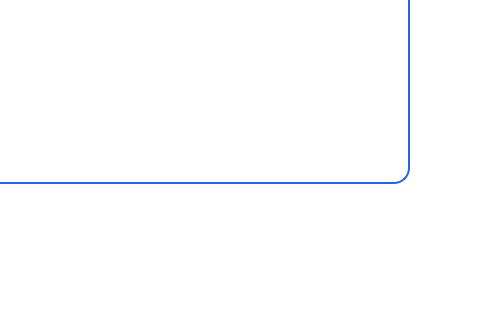
First picture: the form in window/openfilewindow.ui, repository Altafianz/UAS-STRUKDAT, before the edit; both pictures show x 751 to 1231 and y 497 to 817 of the 1231 by 817 pixel window.
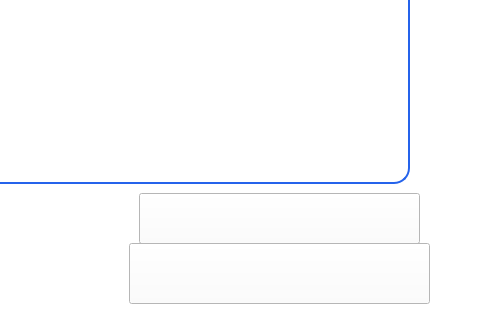
Second picture: the form after the edit. Icons and pictures are not drawn.

Commit message: add sorting file fitur

```diff
--- a/window/openfilewindow.ui
+++ b/window/openfilewindow.ui
@@ -115,6 +115,38 @@
 }</string>
    </property>
   </widget>
+  <widget class="QPushButton" name="sortByNameButton">
+   <property name="geometry">
+    <rect>
+     <x>890</x>
+     <y>690</y>
+     <width>281</width>
+     <height>51</height>
+    </rect>
+   </property>
+   <property name="styleSheet">
+    <string notr="true">image: url(:/openfile_window/Assets/icon/sorting_nama.png);</string>
+   </property>
+   <property name="text">
+    <string/>
+   </property>
+  </widget>
+  <widget class="QPushButton" name="sortByDateButton">
+   <property name="geometry">
+    <rect>
+     <x>880</x>
+     <y>740</y>
+     <width>301</width>
+     <height>61</height>
+    </rect>
+   </property>
+   <property name="styleSheet">
+    <string notr="true">image: url(:/openfile_window/Assets/icon/sorting_tanggal.png);</string>
+   </property>
+   <property name="text">
+    <string/>
+   </property>
+  </widget>
  </widget>
  <resources>
   <include location="../resource.qrc"/>
```
The commit also changes 12 other files.
